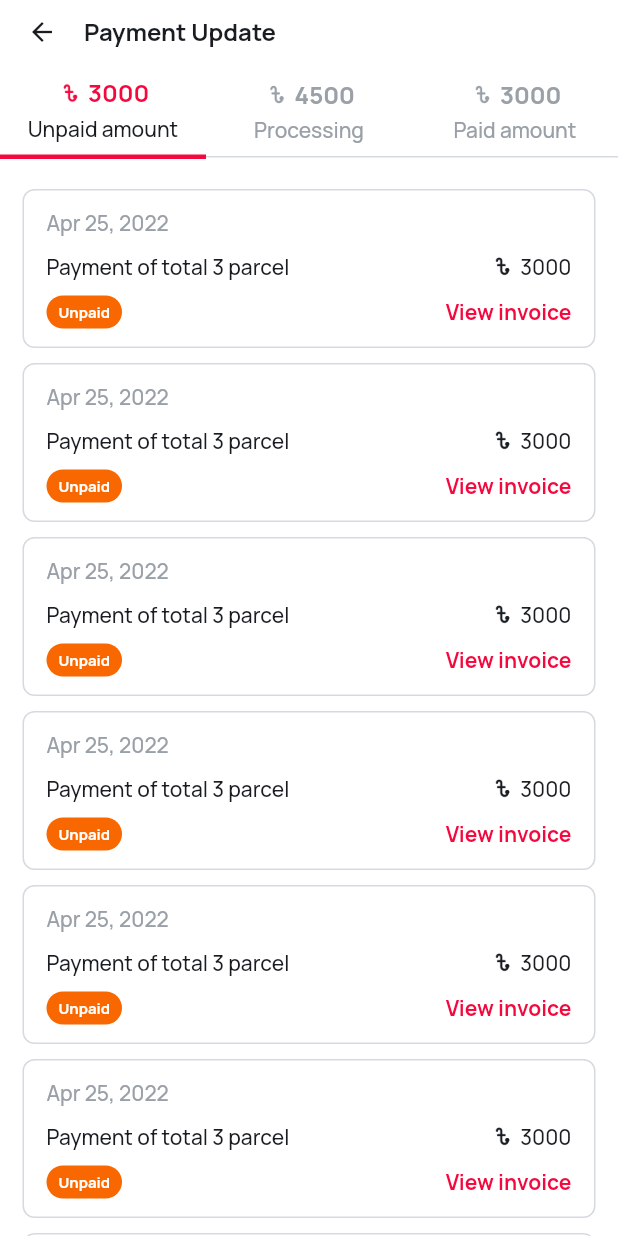
After one commit to App-Geniee/metro_merchant, a Flutter app: the PaymentUpdateScreen screen opened by its route, on a phone screen of 412 x 824 dp. The commit adds this screen. Run offline on Flutter 3.47's test engine with Material 2 defaults, Android fonts, the phone set to English and light mode, and no system bars; our stand-ins replace carousel_slider, get, pin_code_fields, shared_preferences; accounts and stored records are empty.

Commit message:
feat(payment update screen): design_complete

```diff
--- a/lib/core/route/route.dart
+++ b/lib/core/route/route.dart
@@ -17,6 +17,7 @@ import 'package:metro_merchant/views/screens/home/home_screen.dart';
 import 'package:metro_merchant/views/screens/order/edit/edit_parcel_screen.dart';
 import 'package:metro_merchant/views/screens/order/order_history/order_history_screen.dart';
 import 'package:metro_merchant/views/screens/order/view/view_order_details_screen.dart';
+import 'package:metro_merchant/views/screens/payment_update/payment_update_screen.dart';
 import 'package:metro_merchant/views/screens/shop/all_shop/all_shop_screen.dart';
 import 'package:metro_merchant/views/screens/shop/create_new_shop/create_new_shop_screen.dart';
 import 'package:metro_merchant/views/screens/shop/deactive_shop/deactive_shop_screen.dart';
@@ -50,6 +51,8 @@ class AppRoute {
   static const String editParcelScreen = "/edit_parcel_screen";
   static const String viewOrderDetailsScreen = "/view_order_details_screen";
 
+  static const String paymentUpdateScreen = "/payment_update_screen";
+
   static const String allShopScreen = "/all_shop_screen";
   static const String createNewShopScreen = "/create_new_shop_screen";
   static const String deactivateShopScreen = "/deactivate_shop_screen";
@@ -82,6 +85,8 @@ class AppRoute {
     GetPage(name: editParcelScreen, page: () => const EditParcelScreen()),
     GetPage(name: viewOrderDetailsScreen, page: () => const ViewOrderDetailsScreen()),
 
+    GetPage(name: paymentUpdateScreen, page: () => const PaymentUpdateScreen()),
+
     GetPage(name: allShopScreen, page: () => const AllShopScreen()),
     GetPage(name: createNewShopScreen, page: () => const CreateNewShopScreen()),
     GetPage(name: deactivateShopScreen, page: () => const DeactivateShopScreen()),
--- a/lib/core/utils/app_colors.dart
+++ b/lib/core/utils/app_colors.dart
@@ -42,6 +42,8 @@ class AppColors{
   static const Color colorLightGreen = Color(0xff28C700);
   static const Color colorLightGreen100 = Color(0xffE6FFDF);
 
+  static const Color colorDeepOrange = colorWarning2;
+
   static const Color colorWarning1 = Color(0xff712F00);
   static const Color colorWarning2 = Color(0xffF96800);
   static const Color colorWarning3 = Color(0xffCF9062);
--- a/lib/views/components/status/status_widget.dart
+++ b/lib/views/components/status/status_widget.dart
@@ -7,12 +7,14 @@ class StatusWidget extends StatelessWidget {
   final Color bgColor;
   final String text;
   final Color textColor;
+  final double borderRadius;
 
   const StatusWidget({
     Key? key,
     required this.bgColor,
     required this.text,
-    required this.textColor
+    required this.textColor,
+    this.borderRadius = Dimensions.defaultRadius
   }) : super(key: key);
 
   @override
@@ -22,7 +24,7 @@ class StatusWidget extends StatelessWidget {
       alignment: Alignment.center,
       decoration: BoxDecoration(
         color: bgColor,
-        borderRadius: BorderRadius.circular(Dimensions.defaultRadius)
+        borderRadius: BorderRadius.circular(borderRadius)
       ),
       child: Text(text, style: boldExtraSmall.copyWith(color: textColor)),
     );
--- a/lib/views/screens/home/screen_widget/bottom_nav_bar.dart
+++ b/lib/views/screens/home/screen_widget/bottom_nav_bar.dart
@@ -68,7 +68,7 @@ class _BottomNavBarState extends State<BottomNavBar> {
     }
     else if (index == 3) {
       if (!(selectedIndex == 3)) {
-
+        Get.toNamed(AppRoute.paymentUpdateScreen);
       }
     }
     else if (index == 4) {
--- /dev/null
+++ b/lib/views/screens/payment_update/payment_update_screen.dart
@@ -0,0 +1,123 @@
+import 'package:flutter/material.dart';
+import 'package:get/get.dart';
+import 'package:metro_merchant/core/utils/app_colors.dart';
+import 'package:metro_merchant/core/utils/app_images.dart';
+import 'package:metro_merchant/core/utils/dimensions.dart';
+import 'package:metro_merchant/core/utils/font_styles.dart';
+import 'package:metro_merchant/views/screens/payment_update/screen_widget/paid_amount_card.dart';
+import 'package:metro_merchant/views/screens/payment_update/screen_widget/processing_amount_card.dart';
+import 'package:metro_merchant/views/screens/payment_update/screen_widget/unpaid_amount_card.dart';
+
+class PaymentUpdateScreen extends StatefulWidget {
+  const PaymentUpdateScreen({Key? key}) : super(key: key);
+
+  @override
+  State<PaymentUpdateScreen> createState() => _PaymentUpdateScreenState();
+}
+
+class _PaymentUpdateScreenState extends State<PaymentUpdateScreen> {
+
+  final tabList = [
+    {
+      "image" : AppImages.takaIcon,
+      "amount" : "3000",
+      "label" : "Unpaid amount"
+    },
+    {
+      "image" : AppImages.takaIcon,
+      "amount" : "4500",
+      "label" : "Processing"
+    },
+    {
+      "image" : AppImages.takaIcon,
+      "amount" : "3000",
+      "label" : "Paid amount"
+    },
+  ];
+
+  int selectedIndex = 0;
+
+  @override
+  Widget build(BuildContext context) {
+    return SafeArea(
+      child: Scaffold(
+        backgroundColor: AppColors.screenBgColor,
+        appBar: AppBar(
+          elevation: 0,
+          backgroundColor: AppColors.colorWhite,
+          leading: GestureDetector(
+            onTap: () => Get.back(),
+            child: const Icon(Icons.arrow_back, color: AppColors.colorBlack, size: 20),
+          ),
+          titleSpacing: 0,
+          title: Text(
+            "Payment Update",
+            style: boldLarge.copyWith(color: AppColors.colorBlack),
+          ),
+          bottom: PreferredSize(
+            preferredSize: const Size(double.maxFinite, 50),
+            child: Row(
+              mainAxisAlignment: MainAxisAlignment.spaceBetween,
+              children: List.generate(tabList.length, (index) => Expanded(
+                child: GestureDetector(
+                  onTap: (){
+                    setState(() {
+                      selectedIndex = index;
+                    });
+                  },
+                  child: Container(
+                    padding: const EdgeInsetsDirectional.only(top: Dimensions.space8, bottom: Dimensions.space8),
+                    width: MediaQuery.of(context).size.width,
+                    alignment: Alignment.center,
+                    decoration: BoxDecoration(
+                      color: AppColors.transparentColor,
+                      border: Border(
+                          bottom: BorderSide(color: index == selectedIndex ? AppColors.secondaryColor900 : AppColors.colorBlack100, width: index == selectedIndex ? 3 : 1),
+                      )
+                    ),
+                    child: Column(
+                      crossAxisAlignment: CrossAxisAlignment.center,
+                      mainAxisAlignment: MainAxisAlignment.center,
+                      children: [
+                        Row(
+                          mainAxisAlignment: MainAxisAlignment.center,
+                          children: [
+                            Image.asset(
+                              "${tabList[index]["image"]}",
+                              color: index == selectedIndex ? AppColors.secondaryColor900 : AppColors.colorBlack300,
+                              height: 18, width: 18,
+                            ),
+                            const SizedBox(width: Dimensions.space3),
+                            Text(
+                              "${tabList[index]["amount"]}",
+                              style: boldLarge.copyWith(
+                                color: index == selectedIndex ? AppColors.secondaryColor900 : AppColors.colorBlack300,
+                              ),
+                            )
+                          ],
+                        ),
+                        const SizedBox(height: Dimensions.space3),
+                        Text(
+                          "${tabList[index]["label"]}",
+                          style: semiBoldDefault.copyWith(
+                            color: index == selectedIndex ? AppColors.colorBlack : AppColors.colorBlack300
+                          ),
+                        )
+                      ],
+                    ),
+                  ),
+                ),
+              )),
+            ),
+          ),
+        ),
+        body: SingleChildScrollView(
+          padding: Dimensions.screenDefaultHV,
+          child: selectedIndex == 0 ? const UnpaidAmountCard() :
+          selectedIndex == 1 ? const ProcessingAmountCard() :
+          selectedIndex == 2 ? const PaidAmountCard() : const SizedBox()
+        ),
+      ),
+    );
+  }
+}
--- /dev/null
+++ b/lib/views/screens/payment_update/screen_widget/unpaid_amount_card.dart
@@ -0,0 +1,73 @@
+import 'package:flutter/material.dart';
+import 'package:metro_merchant/core/utils/app_colors.dart';
+import 'package:metro_merchant/core/utils/app_images.dart';
+import 'package:metro_merchant/core/utils/dimensions.dart';
+import 'package:metro_merchant/core/utils/font_styles.dart';
+import 'package:metro_merchant/views/components/status/status_widget.dart';
+
+class UnpaidAmountCard extends StatelessWidget {
+  const UnpaidAmountCard({Key? key}) : super(key: key);
+
+  @override
+  Widget build(BuildContext context) {
+    return ListView.separated(
+      shrinkWrap: true,
+      padding: EdgeInsets.zero,
+      physics: const NeverScrollableScrollPhysics(),
+      itemCount: 20,
+      separatorBuilder: (context, index) => const SizedBox(height: Dimensions.space10),
+      itemBuilder: (context, index) => Container(
+        width: MediaQuery.of(context).size.width,
+        padding: const EdgeInsetsDirectional.symmetric(vertical: Dimensions.space12, horizontal: Dimensions.space15),
+        decoration: BoxDecoration(
+          color: AppColors.transparentColor,
+          border: Border.all(color: AppColors.colorBlack100, width: 1),
+          borderRadius: BorderRadius.circular(Dimensions.defaultRadius * 2),
+        ),
+        child: Column(
+          crossAxisAlignment: CrossAxisAlignment.start,
+          children: [
+            Text(
+              "Apr 25, 2022",
+              style: semiBoldDefault.copyWith(color: AppColors.colorBlack300),
+            ),
+            const SizedBox(height: Dimensions.space10),
+            Row(
+              mainAxisAlignment: MainAxisAlignment.spaceBetween,
+              children: [
+                Text("Payment of total 3 parcel", style: semiBoldDefault.copyWith(color: AppColors.colorBlack)),
+                Row(
+                  mainAxisAlignment: MainAxisAlignment.end,
+                  children: [
+                    Image.asset(AppImages.takaIcon, color: AppColors.colorBlack, height: 18, width: 18),
+                    const SizedBox(width: Dimensions.space3),
+                    Text("3000", style: semiBoldDefault.copyWith(color: AppColors.colorBlack)),
+                  ],
+                )
+              ],
+            ),
+            const SizedBox(height: Dimensions.space10),
+            Row(
+              mainAxisAlignment: MainAxisAlignment.spaceBetween,
+              children: [
+                const StatusWidget(
+                  bgColor: AppColors.colorDeepOrange,
+                  text: "Unpaid",
+                  textColor: AppColors.colorWhite,
+                  borderRadius: Dimensions.defaultRadius * 3,
+                ),
+                GestureDetector(
+                  onTap: (){},
+                  child: Text(
+                    "View invoice",
+                    style: boldDefault.copyWith(color: AppColors.secondaryColor900),
+                  ),
+                )
+              ],
+            )
+          ],
+        ),
+      ),
+    );
+  }
+}
```
Also changed, not shown: lib/views/screens/payment_update/screen_widget/paid_amount_card.dart (added, +73 -0 lines), lib/views/screens/payment_update/screen_widget/processing_amount_card.dart (added, +73 -0 lines).
